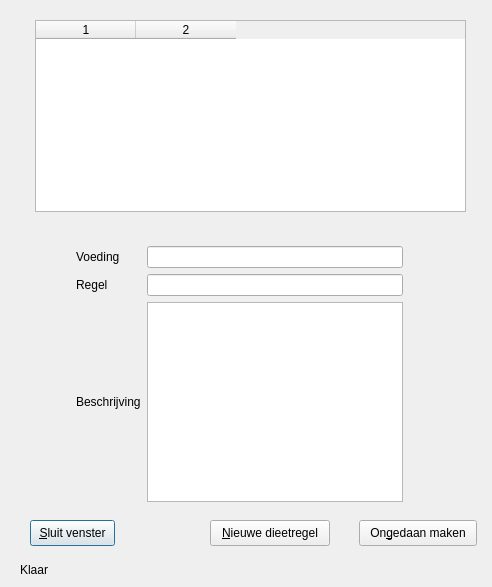
Above: src/carereport/views/dietline.ui from Mholscher/carereport before the change. Below: the same form after it.
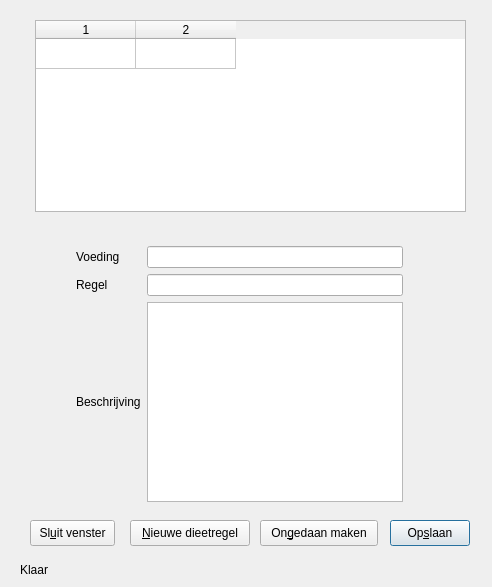
That is the form after the change. Custom widgets are drawn as their Qt base class.

Patch:
```diff
--- a/src/carereport/views/dietline.ui
+++ b/src/carereport/views/dietline.ui
@@ -114,19 +114,23 @@
    <property name="selectionBehavior">
     <enum>QAbstractItemView::SelectRows</enum>
    </property>
+   <property name="rowCount">
+    <number>1</number>
+   </property>
    <property name="columnCount">
     <number>2</number>
    </property>
    <attribute name="verticalHeaderVisible">
     <bool>false</bool>
    </attribute>
+   <row/>
    <column/>
    <column/>
   </widget>
   <widget class="QPushButton" name="resetButton">
    <property name="geometry">
     <rect>
-     <x>359</x>
+     <x>260</x>
      <y>520</y>
      <width>118</width>
      <height>26</height>
@@ -152,7 +156,7 @@
     </rect>
    </property>
    <property name="text">
-    <string>&amp;Sluit venster</string>
+    <string>Sl&amp;uit venster</string>
    </property>
    <property name="shortcut">
     <string extracomment="Sluit dit venster en behoudt de wijzigingen"/>
@@ -161,7 +165,7 @@
     <bool>false</bool>
    </property>
    <property name="default">
-    <bool>true</bool>
+    <bool>false</bool>
    </property>
   </widget>
   <widget class="QLabel" name="statusMessageLabel">
@@ -180,7 +184,7 @@
   <widget class="QPushButton" name="newLineButton">
    <property name="geometry">
     <rect>
-     <x>210</x>
+     <x>130</x>
      <y>520</y>
      <width>120</width>
      <height>26</height>
@@ -193,7 +197,30 @@
     <bool>false</bool>
    </property>
   </widget>
+  <widget class="QPushButton" name="pushButton">
+   <property name="geometry">
+    <rect>
+     <x>390</x>
+     <y>520</y>
+     <width>80</width>
+     <height>26</height>
+    </rect>
+   </property>
+   <property name="text">
+    <string>Op&amp;slaan</string>
+   </property>
+   <property name="shortcut">
+    <string extracomment="Sla wijzigingen aand eze regel op"/>
+   </property>
+  </widget>
  </widget>
+ <customwidgets>
+  <customwidget>
+   <class>DescriptionWidget</class>
+   <extends>QPlainTextEdit</extends>
+   <header>.plaintextext</header>
+  </customwidget>
+ </customwidgets>
  <resources/>
  <connections>
   <connection>
```
Left out of the diff: 92 changed lines with no effect on the pictures.
